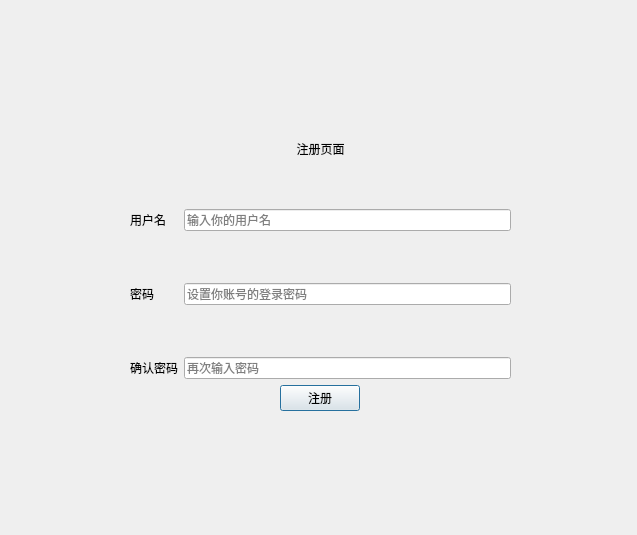
Before: the Qt Designer form client/signupdialog.ui in DiDi-FanFan-JianJian/Jian-NetDisk, drawn with Qt 5.
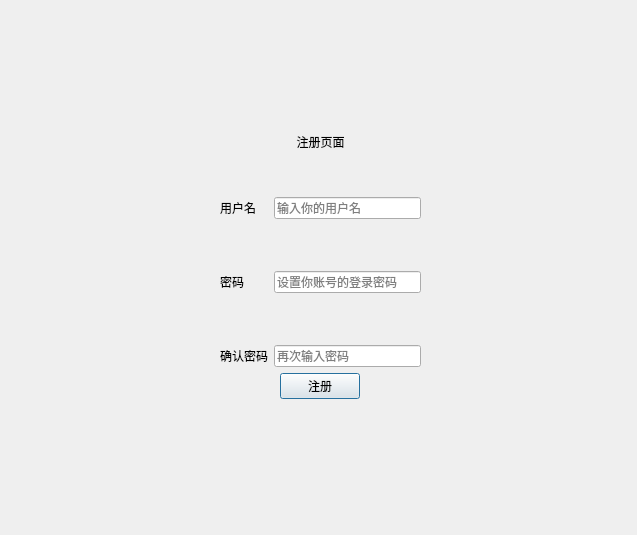
After: the same form once the commit is applied.

```diff
--- a/client/signupdialog.ui
+++ b/client/signupdialog.ui
@@ -16,12 +16,27 @@
   <widget class="QWidget" name="verticalLayoutWidget">
    <property name="geometry">
     <rect>
-     <x>130</x>
-     <y>140</y>
-     <width>381</width>
-     <height>271</height>
+     <x>20</x>
+     <y>20</y>
+     <width>601</width>
+     <height>491</height>
     </rect>
    </property>
+   <layout class="QGridLayout" name="gridLayout">
+    <item row="0" column="1">
+     <spacer name="verticalSpacer_4">
+      <property name="orientation">
+       <enum>Qt::Vertical</enum>
+      </property>
+      <property name="sizeHint" stdset="0">
+       <size>
+        <width>20</width>
+        <height>40</height>
+       </size>
+      </property>
+     </spacer>
+    </item>
+    <item row="1" column="1">
    <layout class="QVBoxLayout" name="verticalLayout">
     <item>
      <widget class="QLabel" name="label_2">
@@ -154,6 +169,47 @@
        <bool>false</bool>
       </property>
      </widget>
+      </item>
+     </layout>
+    </item>
+    <item row="1" column="0">
+     <spacer name="horizontalSpacer">
+      <property name="orientation">
+       <enum>Qt::Horizontal</enum>
+      </property>
+      <property name="sizeHint" stdset="0">
+       <size>
+        <width>40</width>
+        <height>20</height>
+       </size>
+      </property>
+     </spacer>
+    </item>
+    <item row="1" column="2">
+     <spacer name="horizontalSpacer_2">
+      <property name="orientation">
+       <enum>Qt::Horizontal</enum>
+      </property>
+      <property name="sizeHint" stdset="0">
+       <size>
+        <width>40</width>
+        <height>20</height>
+       </size>
+      </property>
+     </spacer>
+    </item>
+    <item row="2" column="1">
+     <spacer name="verticalSpacer_5">
+      <property name="orientation">
+       <enum>Qt::Vertical</enum>
+      </property>
+      <property name="sizeHint" stdset="0">
+       <size>
+        <width>20</width>
+        <height>40</height>
+       </size>
+      </property>
+     </spacer>
     </item>
    </layout>
   </widget>
```
Left out of the diff: 2 changed lines with no effect on the pictures. Lines whose indentation alone changed are shown as unchanged.
